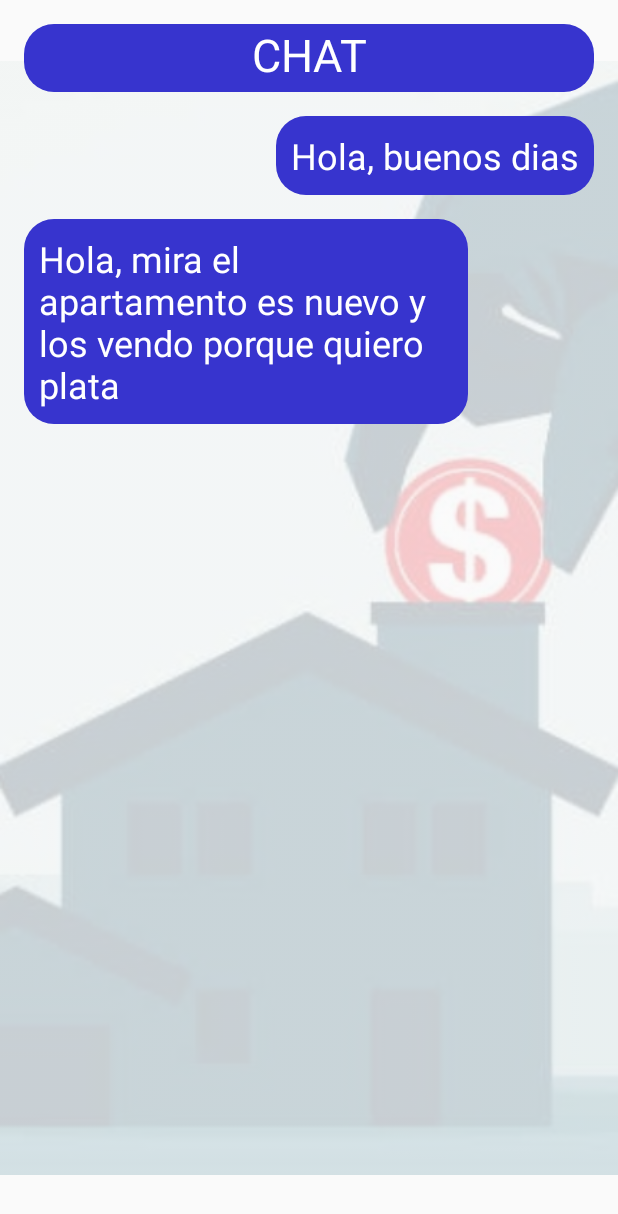
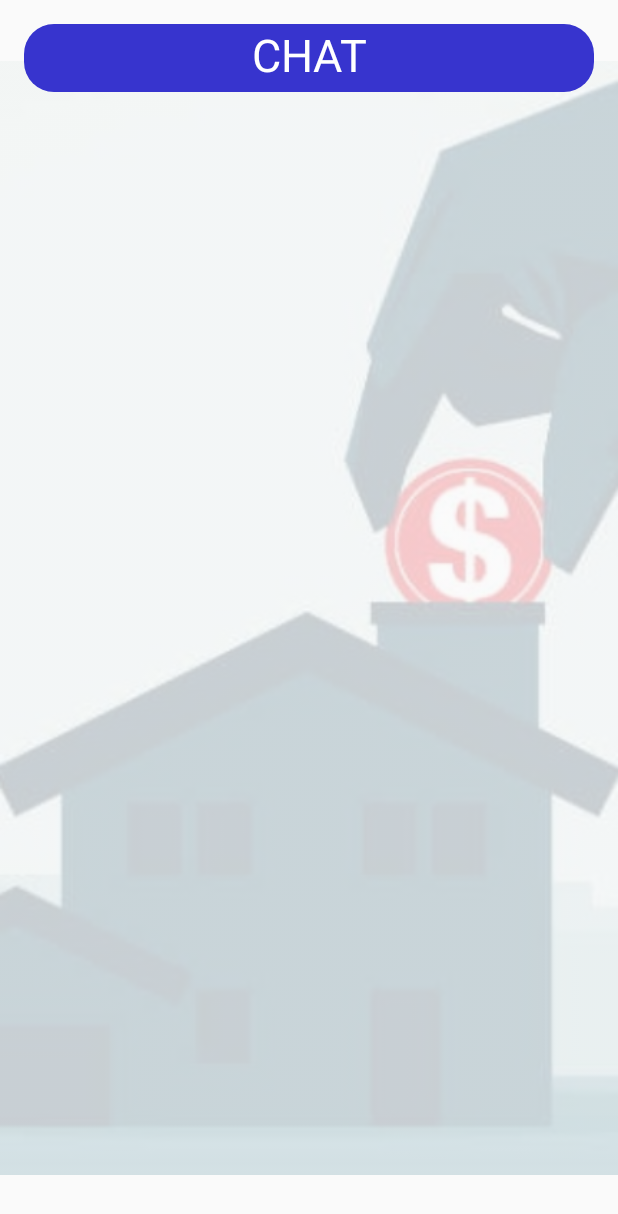
Before and after one commit to compumovil2010/TuAppto, an Android app: the Chat2Activity screen opened directly, with no data from a screen before it, on a phone screen of 412 x 824 dp. Shown: the top 1214 px of the screen. Run offline under Robolectric (Android 15) with nearby library versions, the phone set to English and light mode, and no system bars.

Commit message:
Scrolls y botones actualizados

```diff
--- a/app/src/main/res/layout/activity_chat2.xml
+++ b/app/src/main/res/layout/activity_chat2.xml
@@ -15,10 +15,13 @@
         app:srcCompat="@drawable/inicial"
         android:alpha="0.2"/>
 
+    <ScrollView
+        android:layout_width="match_parent"
+        android:layout_height="match_parent">
+
     <androidx.constraintlayout.widget.ConstraintLayout
         android:layout_width="match_parent"
-        android:layout_height="match_parent"
-        android:layout_gravity="center">
+        android:layout_height="match_parent">
 
         <TextView
             android:id="@+id/textViewChat"
@@ -36,36 +39,9 @@
             app:layout_constraintStart_toStartOf="parent"
             app:layout_constraintTop_toTopOf="parent" />
 
-        <TextView
-            android:id="@+id/textViewSender"
-            android:layout_width="wrap_content"
-            android:layout_height="wrap_content"
-            android:layout_marginTop="16dp"
-            android:layout_marginEnd="16dp"
-            android:background="@drawable/chats"
-            android:padding="10dp"
-            android:text="@string/chat_1"
-            android:textColor="@color/colorWhite"
-            android:textSize="24sp"
-            app:layout_constraintEnd_toEndOf="parent"
-            app:layout_constraintTop_toBottomOf="@+id/textViewChat" />
-
-        <TextView
-            android:id="@+id/textViewReceiver"
-            android:layout_width="0dp"
-            android:layout_height="wrap_content"
-            android:layout_marginStart="16dp"
-            android:layout_marginTop="16dp"
-            android:layout_marginEnd="100dp"
-            android:background="@drawable/chats"
-            android:padding="10dp"
-            android:text="@string/chat_2"
-            android:textColor="@color/colorWhite"
-            android:textSize="24sp"
-            app:layout_constraintEnd_toEndOf="parent"
-            app:layout_constraintStart_toStartOf="parent"
-            app:layout_constraintTop_toBottomOf="@+id/textViewSender" />
 
     </androidx.constraintlayout.widget.ConstraintLayout>
 
+    </ScrollView>
+
 </FrameLayout>
--- a/app/src/main/res/layout/activity_choose.xml
+++ b/app/src/main/res/layout/activity_choose.xml
@@ -17,8 +17,7 @@
 
     <androidx.constraintlayout.widget.ConstraintLayout
         android:layout_width="match_parent"
-        android:layout_height="match_parent"
-        android:layout_gravity="center">
+        android:layout_height="match_parent">
 
         <TextView
             android:id="@+id/textViewChoose"
--- a/app/src/main/res/layout/activity_date_information.xml
+++ b/app/src/main/res/layout/activity_date_information.xml
@@ -17,8 +17,7 @@
 
     <androidx.constraintlayout.widget.ConstraintLayout
         android:layout_width="match_parent"
-        android:layout_height="match_parent"
-        android:layout_gravity="center">
+        android:layout_height="match_parent">
 
         <TextView
             android:id="@+id/textViewDateInformation"
--- a/app/src/main/res/layout/activity_property_description.xml
+++ b/app/src/main/res/layout/activity_property_description.xml
@@ -17,8 +17,7 @@
 
     <androidx.constraintlayout.widget.ConstraintLayout
         android:layout_width="match_parent"
-        android:layout_height="match_parent"
-        android:layout_gravity="center">
+        android:layout_height="match_parent">
 
         <TextView
             android:id="@+id/textViewProperty"
--- a/app/src/main/res/layout/activity_registry.xml
+++ b/app/src/main/res/layout/activity_registry.xml
@@ -14,12 +14,11 @@
         <LinearLayout
             android:layout_width="match_parent"
             android:layout_height="wrap_content"
-            android:orientation="vertical" >
+            android:orientation="vertical">
 
             <androidx.constraintlayout.widget.ConstraintLayout
                 android:layout_width="match_parent"
-                android:layout_height="match_parent"
-                android:layout_gravity="center">
+                android:layout_height="match_parent">
 
                 <TextView
                     android:id="@+id/textViewRegistry"
```
Also changed, not shown: app/src/main/res/layout/activity_buyer_dates.xml (+6 -13 lines), app/src/main/res/layout/activity_buyer_menu.xml (+6 -2 lines), app/src/main/res/layout/activity_chat.xml (+7 -32 lines), app/src/main/res/layout/activity_chat_list.xml (+6 -12 lines), app/src/main/res/layout/activity_filters.xml (+7 -2 lines), app/src/main/res/layout/activity_interest_list.xml (+6 -2 lines), app/src/main/res/layout/activity_interested.xml (+6 -2 lines), app/src/main/res/layout/activity_my_publications.xml (+6 -2 lines), app/src/main/res/layout/activity_principal.xml (+6 -2 lines), app/src/main/res/layout/activity_search_property.xml (+7 -2 lines), app/src/main/res/layout/activity_seller_dates.xml (+6 -12 lines), app/src/main/res/layout/activity_seller_menu.xml (+7 -2 lines).
